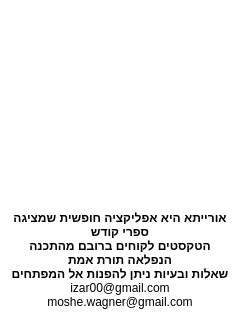
Above: android-exp/mobileapp.ui from MosheWagner/Orayta-QT before the change. Below: the same form after it.
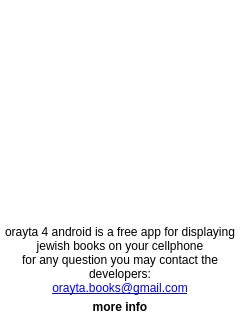
That is the form after the change. The open tabs and pages were chosen to show the change. Icons and pictures are not drawn.

Diff of the .ui file:
```diff
--- a/android-exp/mobileapp.ui
+++ b/android-exp/mobileapp.ui
@@ -88,6 +88,12 @@
     <normaloff>:/Icons/Orayta.png</normaloff>:/Icons/Orayta.png</iconset>
   </property>
   <layout class="QVBoxLayout" name="verticalLayout">
+   <property name="spacing">
+    <number>1</number>
+   </property>
+   <property name="margin">
+    <number>2</number>
+   </property>
    <item>
     <widget class="QStackedWidget" name="stackedWidget">
      <property name="enabled">
@@ -488,8 +494,8 @@
            </property>
            <property name="maximumSize">
             <size>
-             <width>200</width>
-             <height>200</height>
+             <width>300</width>
+             <height>300</height>
             </size>
            </property>
            <property name="text">
@@ -528,11 +534,9 @@
 &lt;html&gt;&lt;head&gt;&lt;meta name=&quot;qrichtext&quot; content=&quot;1&quot; /&gt;&lt;style type=&quot;text/css&quot;&gt;
 p, li { white-space: pre-wrap; }
 &lt;/style&gt;&lt;/head&gt;&lt;body style=&quot; font-family:'Sans Serif'; font-size:9pt; font-weight:400; font-style:normal;&quot;&gt;
-&lt;p align=&quot;center&quot; dir='rtl' style=&quot; margin-top:0px; margin-bottom:0px; margin-left:0px; margin-right:0px; -qt-block-indent:0; text-indent:0px;&quot;&gt;&lt;span style=&quot; font-weight:600;&quot;&gt;אורייתא היא אפליקציה חופשית שמציגה ספרי קודש&lt;/span&gt;&lt;/p&gt;
-&lt;p align=&quot;center&quot; dir='rtl' style=&quot; margin-top:0px; margin-bottom:0px; margin-left:0px; margin-right:0px; -qt-block-indent:0; text-indent:0px;&quot;&gt;&lt;span style=&quot; font-weight:600;&quot;&gt;הטקסטים לקוחים ברובם מהתכנה הנפלאה תורת אמת&lt;/span&gt;&lt;/p&gt;
-&lt;p align=&quot;center&quot; dir='rtl' style=&quot; margin-top:0px; margin-bottom:0px; margin-left:0px; margin-right:0px; -qt-block-indent:0; text-indent:0px;&quot;&gt;&lt;span style=&quot; font-weight:600;&quot;&gt;שאלות ובעיות ניתן להפנות אל המפתחים&lt;/span&gt;&lt;/p&gt;
-&lt;p align=&quot;center&quot; style=&quot; margin-top:0px; margin-bottom:0px; margin-left:0px; margin-right:0px; -qt-block-indent:0; text-indent:0px;&quot;&gt;izar00@gmail.com&lt;/p&gt;
-&lt;p align=&quot;center&quot; style=&quot; margin-top:0px; margin-bottom:0px; margin-left:0px; margin-right:0px; -qt-block-indent:0; text-indent:0px;&quot;&gt;moshe.wagner@gmail.com&lt;/p&gt;&lt;/body&gt;&lt;/html&gt;</string>
+&lt;p align=&quot;center&quot; style=&quot; margin-top:0px; margin-bottom:0px; margin-left:0px; margin-right:0px; -qt-block-indent:0; text-indent:0px;&quot;&gt;orayta 4 android is a free app for displaying jewish books on your cellphone&lt;/p&gt;
+&lt;p align=&quot;center&quot; style=&quot; margin-top:0px; margin-bottom:0px; margin-left:0px; margin-right:0px; -qt-block-indent:0; text-indent:0px;&quot;&gt;for any question you may contact the developers:&lt;/p&gt;
+&lt;p align=&quot;center&quot; style=&quot; margin-top:0px; margin-bottom:0px; margin-left:0px; margin-right:0px; -qt-block-indent:0; text-indent:0px;&quot;&gt;&lt;a href=&quot;mailto:orayta.books@gmail.com&quot;&gt;&lt;span style=&quot; text-decoration: underline; color:#0000ff;&quot;&gt;orayta.books@gmail.com&lt;/span&gt;&lt;/a&gt;&lt;/p&gt;&lt;/body&gt;&lt;/html&gt;</string>
          </property>
          <property name="alignment">
           <set>Qt::AlignLeading|Qt::AlignLeft|Qt::AlignVCenter</set>
@@ -542,6 +546,30 @@
          </property>
         </widget>
        </item>
+       <item>
+        <layout class="QHBoxLayout" name="horizontalLayout_10">
+         <item>
+          <widget class="QPushButton" name="moreInfoBTN">
+           <property name="font">
+            <font>
+             <weight>75</weight>
+             <bold>true</bold>
+            </font>
+           </property>
+           <property name="text">
+            <string>more info</string>
+           </property>
+           <property name="icon">
+            <iconset resource="Orayta.qrc">
+             <normaloff>:/Icons/help-about.png</normaloff>:/Icons/help-about.png</iconset>
+           </property>
+           <property name="flat">
+            <bool>true</bool>
+           </property>
+          </widget>
+         </item>
+        </layout>
+       </item>
       </layout>
      </widget>
      <widget class="QWidget" name="displaypage">
```
Left out of the diff: 60 changed lines with no effect on the pictures. Lines whose indentation alone changed are shown as unchanged.
